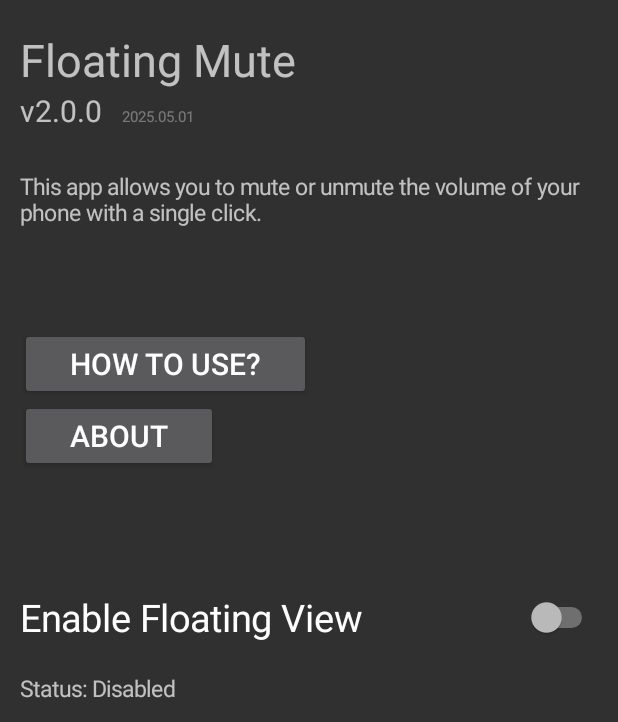
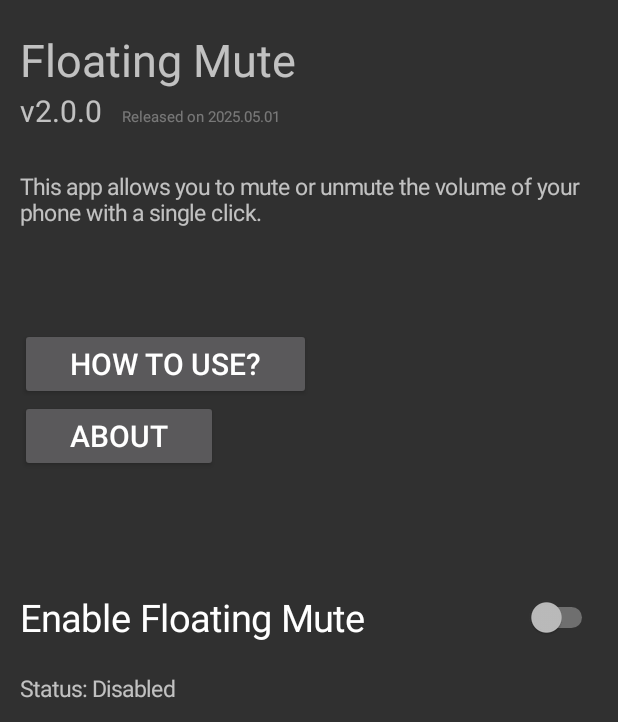
Before and after one commit to mkalmousli/FloatingMute, an Android app: the screen it shows after launch (MainActivity), on a phone screen of 412 x 824 dp. Shown: the part 191-913 px from the top of the screen. Run offline under Robolectric (Android 15) with nearby library versions, the phone set to English and light mode, and no system bars.

Commit message:
fix typos

```diff
--- a/app/src/main/java/com/github/mkalmousli/floating_mute/fragments/HomeFragment.kt
+++ b/app/src/main/java/com/github/mkalmousli/floating_mute/fragments/HomeFragment.kt
@@ -64,7 +64,7 @@ class HomeFragment : Fragment() {
 
 
                 TextView(c).apply {
-                    text = "2025.05.01"
+                    text = "Released on 2025.05.01"
                     textSize = 10f
                     alpha = 0.5f
                     versionView.addView(this)
@@ -124,7 +124,7 @@ class HomeFragment : Fragment() {
 
             // create a switch to toggle the floating view
             Switch(c).apply {
-                text = "Enable Floating View"
+                text = "Enable Floating Mute"
                 textSize = 25f
                 isChecked = false
                 updatePadding(top=120)
```
